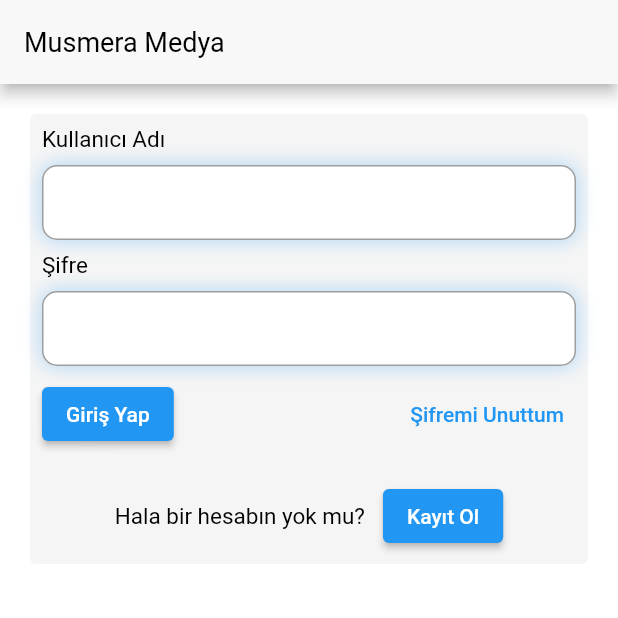
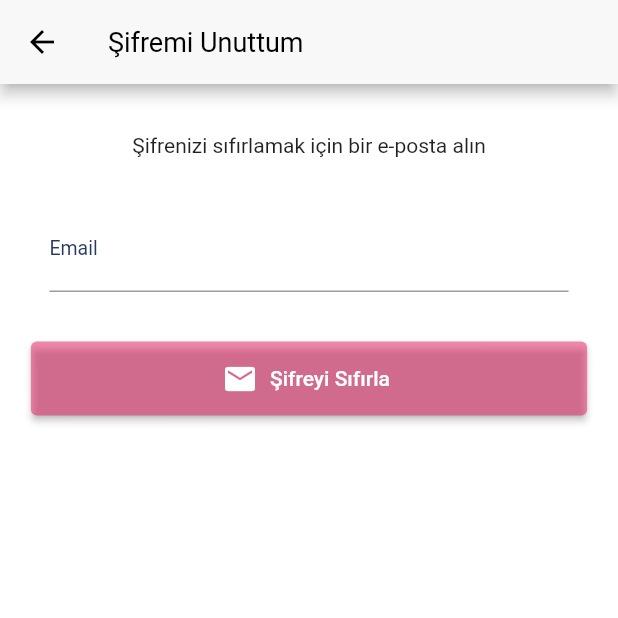
Before and after one commit to musaguzel/musmeramedya, a Flutter app: the screen it shows after launch, after a tap on "Şifremi Unuttum", on a phone screen of 412 x 824 dp, the top half of it. Run offline on Flutter 3.47's test engine with Material 2 defaults, Android fonts, the phone set to English and light mode, and no system bars; our stand-ins replace cloud_firestore, connectivity_plus, firebase_auth, firebase_core, flutter_mobx, lottie and 5 more; accounts and stored records are empty; generated files the repository leaves out were written again.

Commit message:
geliştirmeler yapıldı

```diff
--- a/lib/core/init/navigation/navigation_route.dart
+++ b/lib/core/init/navigation/navigation_route.dart
@@ -2,6 +2,7 @@ import 'package:flutter/material.dart';
 import 'package:musmeramedya/ui/add_balance/view/first_stage/add_balance_page.dart';
 import 'package:musmeramedya/ui/add_balance/view/second_stage/add_balance_second.dart';
 import 'package:musmeramedya/ui/contact_us/view/contact_us_detail.dart';
+import 'package:musmeramedya/ui/forgotpassword/view/forgot_password_page.dart';
 import 'package:musmeramedya/ui/main/view/main_page.dart';
 import 'package:musmeramedya/ui/orders/view/orders_page.dart';
 import 'package:musmeramedya/ui/payment_successful/view/payment_successful_page.dart';
@@ -35,6 +36,9 @@ class NavigationRoute {
 
       case NavigationConstants.REGISTER:
         return normalNavigate(const RegisterPage(), NavigationConstants.REGISTER ,args.arguments);
+
+      case NavigationConstants.FORGOT_PASSWORD:
+        return normalNavigate(ForgotPasswordPage(), NavigationConstants.FORGOT_PASSWORD ,args.arguments);
 
       case NavigationConstants.MAIN:
         return normalNavigate(MainPage(), NavigationConstants.MAIN ,args.arguments);
--- a/lib/main.dart
+++ b/lib/main.dart
@@ -42,10 +42,7 @@ class MyApp extends StatelessWidget {
 
 
 /*
-Şifremi Unuttum
 authstate dinlenmiyor sanki çıkış yapmıyor
-siparişler iki ekranda tamamlandı ayrılabilir
-minimum maksimum değerleri yapılacak
 */
 
 
--- /dev/null
+++ b/lib/ui/forgotpassword/view/forgot_password_page.dart
@@ -0,0 +1,115 @@
+import 'package:flutter/material.dart';
+import 'package:flutter_mobx/flutter_mobx.dart';
+import 'package:musmeramedya/core/extension/context_extension.dart';
+import 'package:musmeramedya/core/extension/string_extension.dart';
+import '../../../core/base/view/base_widget.dart';
+import '../../../core/components/Animation/Fade_Animation.dart';
+import '../../../core/init/network/network_change_manager.dart';
+import '../viewModel/forgot_password_page_view_model.dart';
+
+
+class ForgotPasswordPage extends StatelessWidget {
+  ForgotPasswordPage({super.key});
+
+  final TextEditingController emailController = TextEditingController();
+  final formKey = GlobalKey<FormState>();
+
+  @override
+  Widget build(BuildContext context) {
+    return BaseView(
+        viewModel: ForgotPasswordPageViewModel(),
+        onModelReady: (model) {
+          model.setContext(context);
+        },
+        onDispose: () {
+          emailController.dispose();
+        },
+        onPageBuilder: (context, viewModel, networkResult) => Scaffold(
+              resizeToAvoidBottomInset: false,
+              appBar: buildAppBar,
+              body: GestureDetector(
+                  onTap: () {
+                    FocusScope.of(context).requestFocus(FocusNode());
+                  },
+                  child: SingleChildScrollView(
+                    child: Padding(
+                      padding: context.paddingMediumVertical,
+                      child: FadeAnimation(
+                        delay: 0.4,
+                        child: Column(
+                          crossAxisAlignment: CrossAxisAlignment.center,
+                          mainAxisAlignment: MainAxisAlignment.center,
+                          children: [
+                            buildPageText,
+                            buildEmailField(context, viewModel),
+                            buildResetPasswordButton(context, viewModel, networkResult)
+                          ],
+                        ),
+                      ),
+                    ),
+                  ),
+                ),
+
+            ));
+  }
+
+  AppBar get buildAppBar {
+    return AppBar(
+              title: const Text('Şifremi Unuttum'),
+            );
+  }
+
+  Text get buildPageText => const Text('Şifrenizi sıfırlamak için bir e-posta alın');
+
+  Observer buildEmailField(BuildContext context, ForgotPasswordPageViewModel viewModel) {
+    return Observer(builder: (_) {
+      return Padding(
+        padding: context.paddingMedium,
+        child: TextFormField(
+            key: formKey,
+            controller: emailController,
+            cursorColor: Colors.pink.shade200,
+            textInputAction: TextInputAction.done,
+            decoration:
+            const InputDecoration(labelText: "Email"),
+            autovalidateMode:
+            AutovalidateMode.onUserInteraction,
+            validator: (email) {
+              if (email != null && !email.isValidEmails) {
+                viewModel.emailIsValidate = false;
+                return 'Geçersiz E-mail adresi';
+              }
+              viewModel.emailIsValidate = true;
+              return null;
+            }),
+      );
+    });
+  }
+
+  Observer buildResetPasswordButton(BuildContext context, ForgotPasswordPageViewModel viewModel, NetworkResult networkResult) {
+    return Observer(builder: (_) {
+      return ElevatedButton.icon(
+          style: ElevatedButton.styleFrom(
+              minimumSize: Size(context.width * 0.90,
+                  context.height * 0.06),
+              backgroundColor: Colors.pink.withOpacity(
+                  viewModel.emailIsValidate ? 1 : 0.5)),
+          onPressed: () {
+            if(networkResult == NetworkResult.on){
+              if (viewModel.emailIsValidate && emailController.text.isNotEmpty) {
+                viewModel.sendVeryfyEmail(emailController);
+              }
+            }
+          },
+          icon: const Icon(
+            Icons.email,
+            color: Colors.white,
+          ),
+          label: const Text(
+            'Şifreyi Sıfırla',
+            style: TextStyle(color: Colors.white),
+          ));
+    });
+  }
+
+}
--- a/lib/ui/login/view/loginpage.dart
+++ b/lib/ui/login/view/loginpage.dart
@@ -1,8 +1,11 @@
+import 'dart:io';
+
 import 'package:flutter/material.dart';
 import 'package:flutter_mobx/flutter_mobx.dart';
 import 'package:musmeramedya/core/base/view/base_widget.dart';
 import 'package:musmeramedya/core/extension/context_extension.dart';
 import 'package:musmeramedya/core/init/constants/app/app_constants.dart';
+import 'package:musmeramedya/product/helper/responsive.dart';
 import 'package:musmeramedya/ui/login/viewModel/login_page_view_model.dart';
 import '../../../core/init/constants/navigation/navigation_constants.dart';
 import '../../../core/init/network/network_change_manager.dart';
@@ -29,9 +32,14 @@ class LoginPage extends StatelessWidget {
           onTap: (){
             FocusScope.of(context).requestFocus(FocusNode());
           },
+          child: SingleChildScrollView(
             child: Column(
+              mainAxisAlignment: MainAxisAlignment.center,
               children: [
-              Card(
+                Center(
+                  child: SizedBox(
+                    width: Responsive.isDesktop(context) ? context.width / 2 : null,
+                    child: Card(
                       margin: const EdgeInsets.all(20),
                       child: Padding(
                         padding: const EdgeInsets.all(8.0),
@@ -56,10 +64,10 @@ class LoginPage extends StatelessWidget {
                                       store.passwordController.text.isNotEmpty) {
                                     store.loginWithEmailAndPassword(context);
                                   }
-                          }, child: Text('Giriş Yap')),
+                                }, child: const Text('Giriş Yap')),
                                 TextButton(onPressed: (){
-
-                          }, child: Text('Şifremi Unuttum'))
+                                  store.navigation.navigateToPage(path: NavigationConstants.FORGOT_PASSWORD);
+                                }, child: const Text('Şifremi Unuttum'))
                               ],
                             ),
                             const SizedBox(height: 20,),
@@ -67,8 +75,11 @@ class LoginPage extends StatelessWidget {
                           ],
                         ),
                       ),
+                    ),
+                  ),
                 )
               ],
+            ),
           ),
         )
     );
@@ -76,7 +87,7 @@ class LoginPage extends StatelessWidget {
 
   AppBar get buildAppBar {
     return AppBar(
-        title: Text(ApplicationConstants.APPNAME),
+        title: const Text(ApplicationConstants.APPNAME),
       );
   }
   SizedBox get buildSizedBox => const SizedBox(height: 8,);
@@ -156,7 +167,7 @@ class LoginPage extends StatelessWidget {
           ),
          ElevatedButton(onPressed: (){
               viewModel.navigation.navigateToPage(path: NavigationConstants.REGISTER);
-         }, child: Text('Kayıt Ol'))
+         }, child: const Text('Kayıt Ol'))
         ],
       ),
     );
--- a/lib/ui/main/view/main_page.dart
+++ b/lib/ui/main/view/main_page.dart
@@ -217,7 +217,7 @@ class MainPage extends StatelessWidget {
   Padding get buildMinMaksAmount {
     return Padding(
       padding: const EdgeInsets.only(top: 8.0,left: 4.0),
-      child: Text('Minimum: 100 - Maksimum: 15000',style: TextStyle(color: Colors.black.withOpacity(0.7)),),
+      child: Text('Minimum: 50',style: TextStyle(color: Colors.black.withOpacity(0.7)),),
     );
   }
 
--- a/lib/ui/main/viewModel/main_page_view_model.dart
+++ b/lib/ui/main/viewModel/main_page_view_model.dart
@@ -121,6 +121,8 @@ abstract class _MainPageViewModelBase with Store, BaseViewModel {
 
   @action
   Future<void> saveOrder() async {
+    var amount = int.parse(amountController.text);
+    if(amount >= 50){
       CollectionReference userCol = firebaseFirestore.collection('users');
       isOrderSaving = true;
       if(firebaseAuth.currentUser != null){
@@ -149,6 +151,10 @@ abstract class _MainPageViewModelBase with Store, BaseViewModel {
         }
 
       }
+    }else {
+      showsnackbar(message: 'Yetersiz Sipariş Adedi');
+    }
+
     isOrderSaving = false;
 
   }
```
Also changed, not shown: lib/product/helper/responsive.dart (added, +44 -0 lines), lib/ui/forgotpassword/viewModel/forgot_password_page_view_model.dart (added, +40 -0 lines), lib/ui/forgotpassword/viewModel/forgot_password_page_view_model.g.dart (added). Lines whose indentation alone changed are shown as unchanged.
